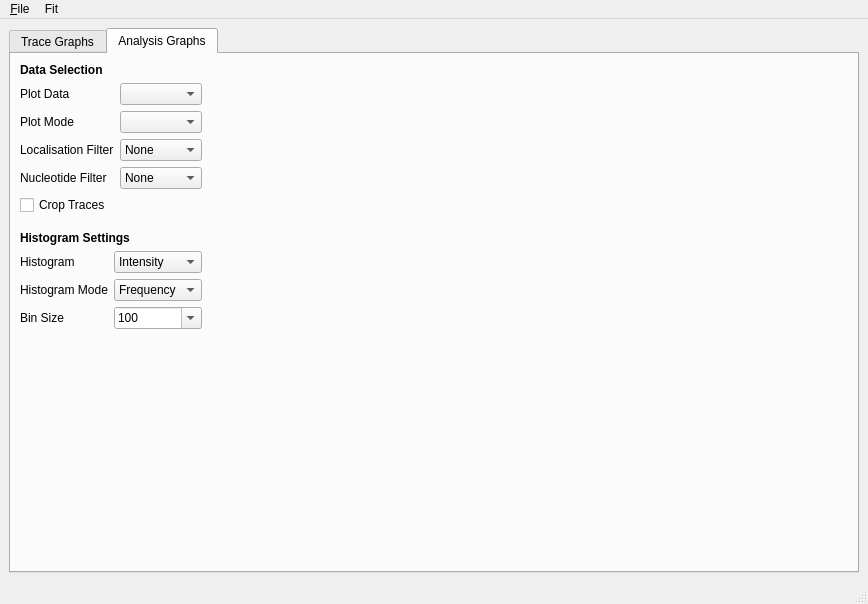
First picture: the form in src/DeepGapSeq/GUI/GUI_windows/mainwindow_gui.ui, repository piedrro/DeepGapSeq, before the edit.
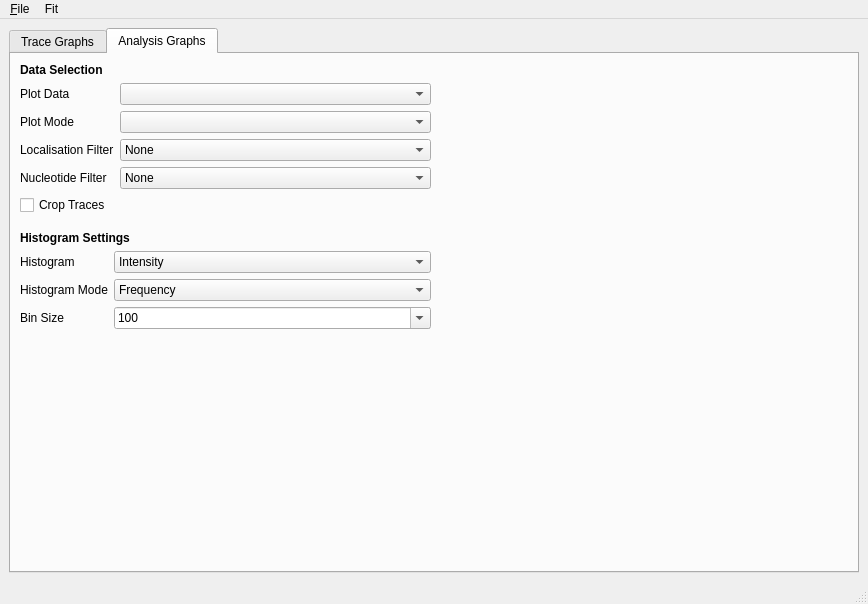
Second picture: the form after the edit. The open tabs and pages were chosen to show the change.

Commit message: added dwell times to analysis graph

Diff of the .ui file:
```diff
--- a/src/DeepGapSeq/GUI/GUI_windows/mainwindow_gui.ui
+++ b/src/DeepGapSeq/GUI/GUI_windows/mainwindow_gui.ui
@@ -17,6 +17,12 @@
    <layout class="QVBoxLayout" name="verticalLayout">
     <item>
      <widget class="QTabWidget" name="mainwindow_tab">
+      <property name="sizePolicy">
+       <sizepolicy hsizetype="MinimumExpanding" vsizetype="Expanding">
+        <horstretch>0</horstretch>
+        <verstretch>0</verstretch>
+       </sizepolicy>
+      </property>
       <property name="currentIndex">
        <number>0</number>
       </property>
@@ -187,14 +193,14 @@
             <item row="2" column="1">
              <widget class="QComboBox" name="analysis_user_filter">
               <property name="sizePolicy">
-               <sizepolicy hsizetype="Minimum" vsizetype="Fixed">
+               <sizepolicy hsizetype="MinimumExpanding" vsizetype="Fixed">
                 <horstretch>0</horstretch>
                 <verstretch>0</verstretch>
                </sizepolicy>
               </property>
               <property name="minimumSize">
                <size>
-                <width>5</width>
+                <width>10</width>
                 <height>0</height>
                </size>
               </property>
@@ -265,14 +271,14 @@
             <item row="3" column="1">
              <widget class="QComboBox" name="analysis_nucleotide_filter">
               <property name="sizePolicy">
-               <sizepolicy hsizetype="Minimum" vsizetype="Fixed">
+               <sizepolicy hsizetype="MinimumExpanding" vsizetype="Fixed">
                 <horstretch>0</horstretch>
                 <verstretch>0</verstretch>
                </sizepolicy>
               </property>
               <property name="minimumSize">
                <size>
-                <width>5</width>
+                <width>10</width>
                 <height>0</height>
                </size>
               </property>
@@ -313,14 +319,14 @@
             <item row="0" column="1">
              <widget class="QComboBox" name="analysis_graph_data">
               <property name="sizePolicy">
-               <sizepolicy hsizetype="Minimum" vsizetype="Minimum">
+               <sizepolicy hsizetype="MinimumExpanding" vsizetype="Minimum">
                 <horstretch>0</horstretch>
                 <verstretch>0</verstretch>
                </sizepolicy>
               </property>
               <property name="minimumSize">
                <size>
-                <width>5</width>
+                <width>10</width>
                 <height>0</height>
                </size>
               </property>
@@ -336,14 +342,14 @@
             <item row="1" column="1">
              <widget class="QComboBox" name="analysis_graph_mode">
               <property name="sizePolicy">
-               <sizepolicy hsizetype="Minimum" vsizetype="Fixed">
+               <sizepolicy hsizetype="MinimumExpanding" vsizetype="Fixed">
                 <horstretch>0</horstretch>
                 <verstretch>0</verstretch>
                </sizepolicy>
               </property>
               <property name="minimumSize">
                <size>
-                <width>5</width>
+                <width>10</width>
                 <height>0</height>
                </size>
               </property>
@@ -399,11 +405,17 @@
             <item row="0" column="1">
              <widget class="QComboBox" name="analysis_histogram_dataset">
               <property name="sizePolicy">
-               <sizepolicy hsizetype="Minimum" vsizetype="Fixed">
+               <sizepolicy hsizetype="MinimumExpanding" vsizetype="Fixed">
                 <horstretch>0</horstretch>
                 <verstretch>0</verstretch>
                </sizepolicy>
               </property>
+              <property name="minimumSize">
+               <size>
+                <width>10</width>
+                <height>0</height>
+               </size>
+              </property>
               <item>
                <property name="text">
                 <string>Intensity</string>
@@ -431,11 +443,17 @@
             <item row="2" column="1">
              <widget class="QComboBox" name="analysis_histogram_bin_size">
               <property name="sizePolicy">
-               <sizepolicy hsizetype="Minimum" vsizetype="Fixed">
+               <sizepolicy hsizetype="MinimumExpanding" vsizetype="Fixed">
                 <horstretch>0</horstretch>
                 <verstretch>0</verstretch>
                </sizepolicy>
               </property>
+              <property name="minimumSize">
+               <size>
+                <width>10</width>
+                <height>0</height>
+               </size>
+              </property>
               <property name="editable">
                <bool>true</bool>
               </property>
@@ -484,11 +502,17 @@
             <item row="1" column="1">
              <widget class="QComboBox" name="analysis_histogram_mode">
               <property name="sizePolicy">
-               <sizepolicy hsizetype="Minimum" vsizetype="Fixed">
+               <sizepolicy hsizetype="MinimumExpanding" vsizetype="Fixed">
                 <horstretch>0</horstretch>
                 <verstretch>0</verstretch>
                </sizepolicy>
               </property>
+              <property name="minimumSize">
+               <size>
+                <width>10</width>
+                <height>0</height>
+               </size>
+              </property>
               <item>
                <property name="text">
                 <string>Frequency</string>
```
Left out of the diff: 5 changed lines with no effect on the pictures. The commit also changes 2 other files.
